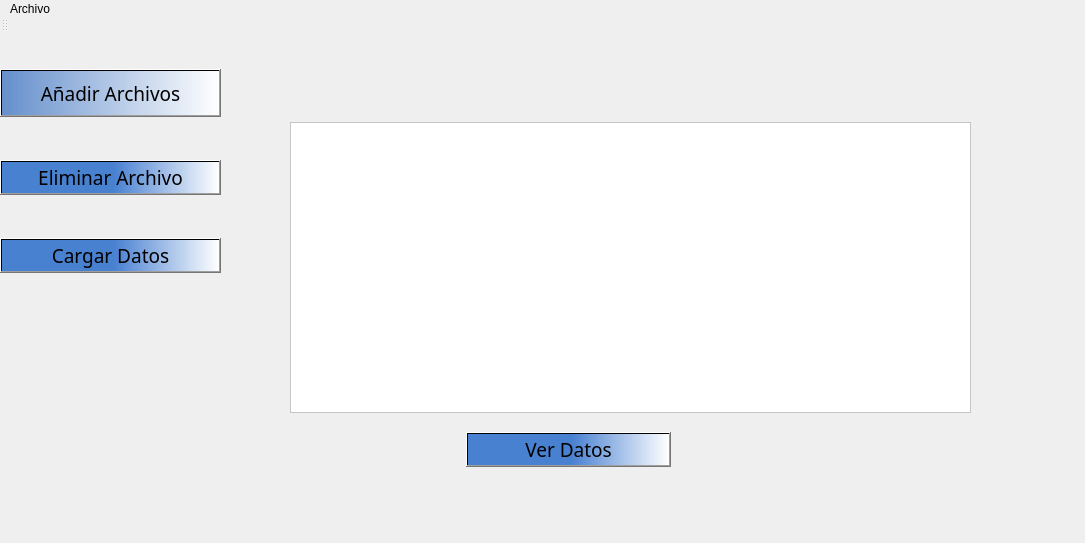
Old version of the form Interfaz/UI/InicioSubirDatos.ui in the repository Dumaru/ExcelReports.
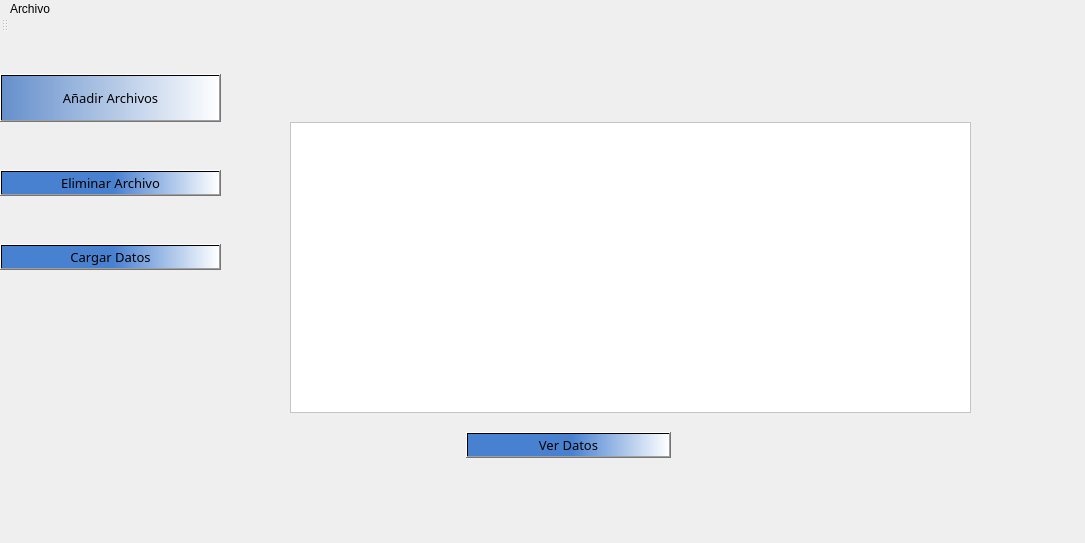
New version of the form. Icons and pictures are not drawn.

Commit message:
Mejoras Interfaces
Actualización

```diff
--- a/Interfaz/UI/InicioSubirDatos.ui
+++ b/Interfaz/UI/InicioSubirDatos.ui
@@ -62,7 +62,7 @@
        <property name="font">
         <font>
          <family>Ebrima</family>
-         <pointsize>14</pointsize>
+         <pointsize>10</pointsize>
         </font>
        </property>
        <property name="styleSheet">
@@ -91,7 +91,7 @@
        <property name="font">
         <font>
          <family>Ebrima</family>
-         <pointsize>14</pointsize>
+         <pointsize>10</pointsize>
         </font>
        </property>
        <property name="whatsThis">
@@ -122,7 +122,7 @@
        <property name="font">
         <font>
          <family>Ebrima</family>
-         <pointsize>14</pointsize>
+         <pointsize>10</pointsize>
         </font>
        </property>
        <property name="styleSheet">
@@ -167,7 +167,7 @@
        <property name="font">
         <font>
          <family>Ebrima</family>
-         <pointsize>14</pointsize>
+         <pointsize>10</pointsize>
         </font>
        </property>
        <property name="styleSheet">
```
The commit also changes 5 other files.
